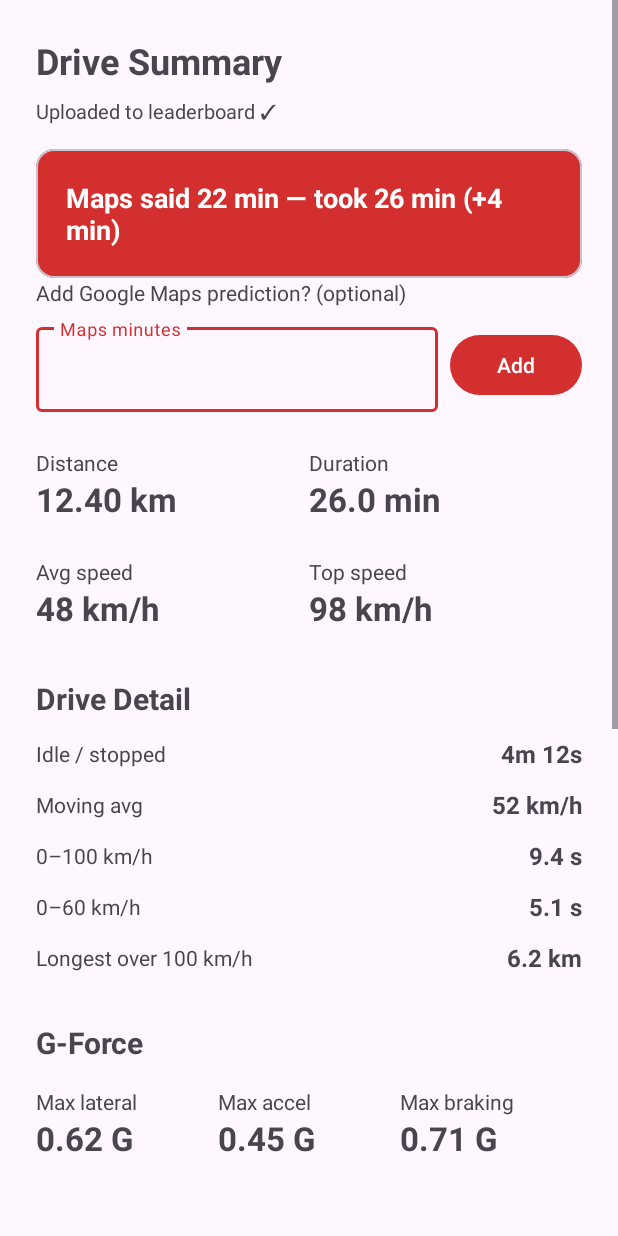
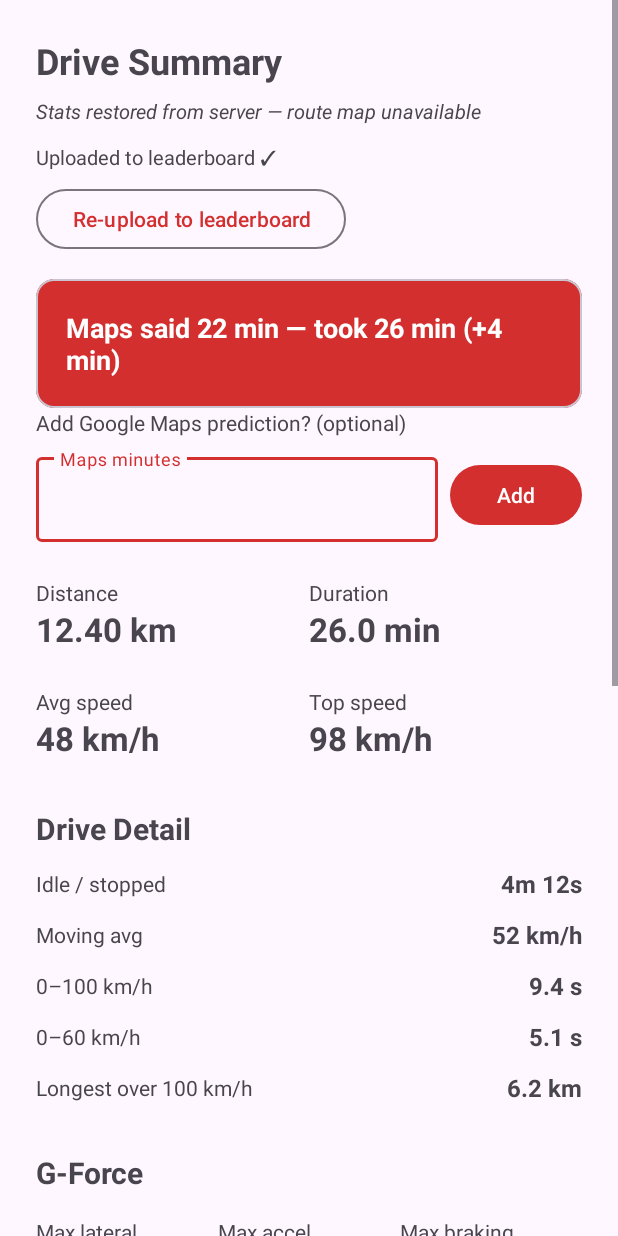
Before and after one commit to bigfatmeagaooff/Revline, an Android app: the layout activity_trip_summary.xml on its own in the app's theme, with its tools: preview values and no code run, on a phone screen of 412 x 824 dp. Run offline under Robolectric (Android 15) with nearby library versions, the phone set to English and light mode, and no system bars; plain views replace MapView; network calls fail.

Commit message:
Hotfix: null-stat uploads, re-upload button, server trip restore
Fix 1 (null stats): gate uploads on real computed stats (distanceKm > 0 &&
topSpeedKmh > 0) via SyncRepository.hasValidStats + UploadResult.NoValidStats.
The null server rows came from uploading never-finalized trips (service killed
mid-drive => null stats), not a missing-field bug — the server INSERT already
covers every column (verified). maybeUpload no longer nags for stat-less trips.

Fix 2 (re-upload): SyncRepository.reuploadTrip() clears uploadedAt then re-sends.
TripSummaryActivity shows a "Re-upload to leaderboard" button whenever there are
valid local stats; success hides it, failure shows "Upload failed". (Operator
deletes the bad null server row so dedup allows the corrected insert.)

Fix 3 (restore): SyncRepository.restoreTrips() pulls GET /api/trips/mine on login
and app start, inserting any trip missing locally (keyed on deviceTripId = the
original local id, preserved as the Room PK). New Trip.restoredFromServer (Room
v3->v4 migration, ALTER ADD COLUMN, no data loss). Restored trips are stats-only:
TripSummary hides the map + G graph and shows a "restored from server" note.
Server /api/trips/mine extended with predicted_minutes/_distance_km + the rest.

Verified: ./gradlew assembleDebug succeeds; v4 migration matches exported schema;
server upload stores real stats and /mine returns reconstruction fields. 3.3.1.

Co-Authored-By: Claude Opus 4.8 <noreply@anthropic.com>
Claude-Session: https://claude.ai/code/session_01E9jNtXDFsxYkNwsPKsQUvv

```diff
--- a/app/build.gradle.kts
+++ b/app/build.gradle.kts
@@ -12,8 +12,8 @@ android {
         applicationId = "com.revline.tracker"
         minSdk = 26
         targetSdk = 35
-        versionCode = 8
-        versionName = "3.3.0"
+        versionCode = 9
+        versionName = "3.3.1"
 
         testInstrumentationRunner = "androidx.test.runner.AndroidJUnitRunner"
 
--- a/app/src/main/java/com/revline/tracker/LoginActivity.kt
+++ b/app/src/main/java/com/revline/tracker/LoginActivity.kt
@@ -42,6 +42,7 @@ class LoginActivity : AppCompatActivity() {
             when (val result = sync.login(email, password)) {
                 is AuthOutcome.Success -> {
                     Toast.makeText(this@LoginActivity, R.string.login_success, Toast.LENGTH_SHORT).show()
+                    sync.restoreTrips() // Fix 3: bring back this account's trip history
                     finish()
                 }
                 is AuthOutcome.Error -> {
--- a/app/src/main/java/com/revline/tracker/MainActivity.kt
+++ b/app/src/main/java/com/revline/tracker/MainActivity.kt
@@ -84,6 +84,12 @@ class MainActivity : AppCompatActivity() {
         }
 
         observeTrips()
+
+        // Fix 3: pull any server-side trip history missing locally (e.g. after a reinstall).
+        val sync = SyncRepository.getInstance(this)
+        if (sync.isLoggedIn) {
+            lifecycleScope.launch { sync.restoreTrips() }
+        }
     }
 
     override fun onResume() {
--- a/app/src/main/java/com/revline/tracker/data/Trip.kt
+++ b/app/src/main/java/com/revline/tracker/data/Trip.kt
@@ -49,6 +49,12 @@ data class Trip(
     /** Epoch millis when this trip was successfully uploaded to the server; null = not yet. */
     val uploadedAt: Long? = null,
 
+    /**
+     * True when this trip was restored from the server on a new device (Fix 3). Restored
+     * trips have stats only — no GPS/G breadcrumbs — so the map and G graph are hidden.
+     */
+    val restoredFromServer: Boolean = false,
+
     // future: val carId: String? = null  // FK to a future Car table (make/model/year). Not implemented in v1.
 ) {
     /**
--- a/app/src/main/java/com/revline/tracker/data/remote/RevlineApi.kt
+++ b/app/src/main/java/com/revline/tracker/data/remote/RevlineApi.kt
@@ -21,6 +21,9 @@ interface RevlineApi {
 
     @POST("api/trips/upload")
     suspend fun uploadTrip(@Body body: UploadTripRequest): Response<UploadTripResponse>
+
+    @GET("api/trips/mine")
+    suspend fun getMyTrips(): Response<MineTripsResponse>
 
     @GET("api/leaderboard/top-speed")
     suspend fun topSpeed(): Response<LeaderboardResponse>
--- a/app/src/main/res/layout/activity_trip_summary.xml
+++ b/app/src/main/res/layout/activity_trip_summary.xml
@@ -19,13 +19,34 @@
             android:textStyle="bold" />
 
         <TextView
+            android:id="@+id/restoredNote"
+            android:layout_width="match_parent"
+            android:layout_height="wrap_content"
+            android:layout_marginBottom="12dp"
+            android:text="@string/restored_note"
+            android:textSize="13sp"
+            android:textStyle="italic"
+            android:visibility="gone"
+            tools:visibility="visible" />
+
+        <TextView
             android:id="@+id/uploadStatus"
             android:layout_width="match_parent"
             android:layout_height="wrap_content"
-            android:layout_marginBottom="16dp"
+            android:layout_marginBottom="8dp"
             android:textSize="13sp"
             android:visibility="gone"
             tools:text="Uploaded to leaderboard ✓"
+            tools:visibility="visible" />
+
+        <com.google.android.material.button.MaterialButton
+            android:id="@+id/reuploadButton"
+            style="@style/Widget.Material3.Button.OutlinedButton"
+            android:layout_width="wrap_content"
+            android:layout_height="wrap_content"
+            android:layout_marginBottom="16dp"
+            android:text="@string/reupload_button"
+            android:visibility="gone"
             tools:visibility="visible" />
 
         <!-- Headline prediction delta -->
--- a/app/src/main/res/values/strings.xml
+++ b/app/src/main/res/values/strings.xml
@@ -115,6 +115,9 @@
     <string name="upload_pending">Upload pending — check connection</string>
     <string name="upload_sign_in">Sign in to upload this drive to the leaderboard</string>
     <string name="upload_flagged">Uploaded — flagged for review</string>
+    <string name="upload_failed">Upload failed — check connection</string>
+    <string name="reupload_button">Re-upload to leaderboard</string>
+    <string name="restored_note">Stats restored from server — route map unavailable</string>
 
     <!-- Leaderboard -->
     <string name="cat_top_speed">Top speed</string>
```
Also changed, not shown: app/src/main/java/com/revline/tracker/TripSummaryActivity.kt (+36 -1 lines), app/src/main/java/com/revline/tracker/data/AppDatabase.kt (+9 -2 lines), app/src/main/java/com/revline/tracker/data/SyncRepository.kt (+64 -0 lines), app/src/main/java/com/revline/tracker/data/remote/RemoteModels.kt (+17 -0 lines), 2 other files.
